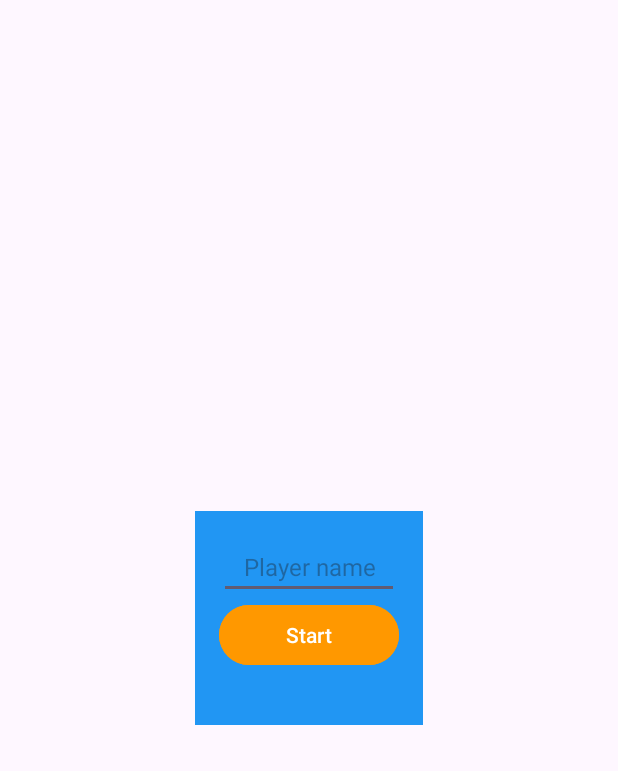
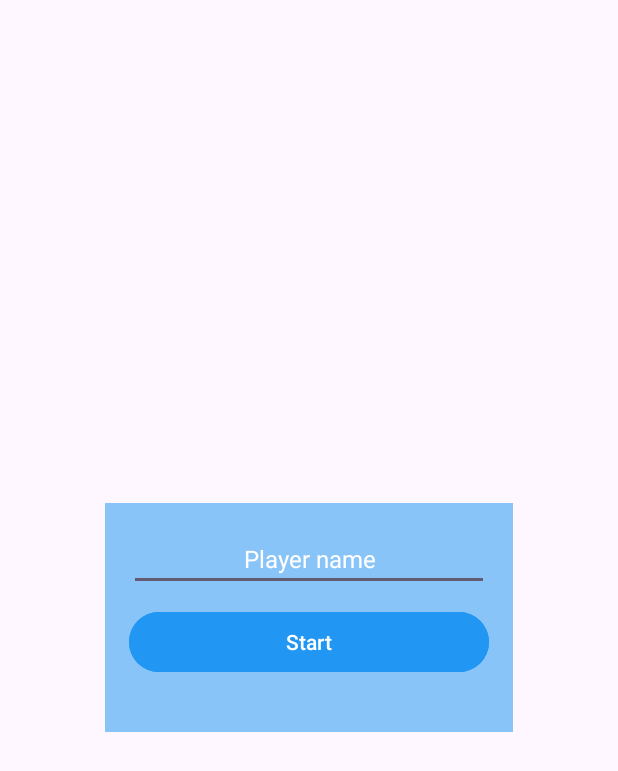
Before and after one commit to jiayiNotFound/GameOver, an Android app: the layout register_user.xml on its own in the app's theme, with its tools: preview values and no code run, on a phone screen of 412 x 824 dp. Shown: the top 771 px of the screen. Run offline under Robolectric (Android 15) with nearby library versions, the phone set to English and light mode, and no system bars.

Commit message:
fix history error

```diff
--- a/app/src/main/java/nus/iss/team1memorygame/GameImageAdapter.java
+++ b/app/src/main/java/nus/iss/team1memorygame/GameImageAdapter.java
@@ -110,6 +110,8 @@ public class GameImageAdapter extends BaseAdapter {
                               Intent completed = new Intent();
                               completed.setAction("game_over");
                               mContext.sendBroadcast(completed);
+                              completed=null;
+                              return;
                           }
                       }
                       else if(previousImage!=null){
--- a/app/src/main/res/layout/register_user.xml
+++ b/app/src/main/res/layout/register_user.xml
@@ -5,17 +5,19 @@
     android:orientation="vertical"
     android:layout_gravity="center"
     android:padding="16dp"
-    android:background="#2196F3">
+    android:background="#862196F3">
 
     <EditText
         android:id="@+id/playername"
-        android:layout_width="120dp"
+        android:layout_width="240dp"
         android:layout_height="wrap_content"
         android:hint="Player name"
         android:textSize="16sp"
         android:textColor="#fff"
+        android:textColorHint="#fff"
         android:gravity="center"
         android:layout_gravity="center"
+        android:layout_marginBottom="10dp"
         />
     <Button
         android:id="@+id/startgame"
@@ -23,7 +25,7 @@
         android:layout_height="wrap_content"
         android:text="Start"
         android:gravity="center"
-        android:backgroundTint="#FF9800"
+        android:backgroundTint="#2196F3"
         android:layout_gravity="center"
         android:layout_marginBottom="20dp"
         />
```
Also changed, not shown: app/src/main/java/nus/iss/team1memorygame/GameActivity.java (+9 -14 lines).
